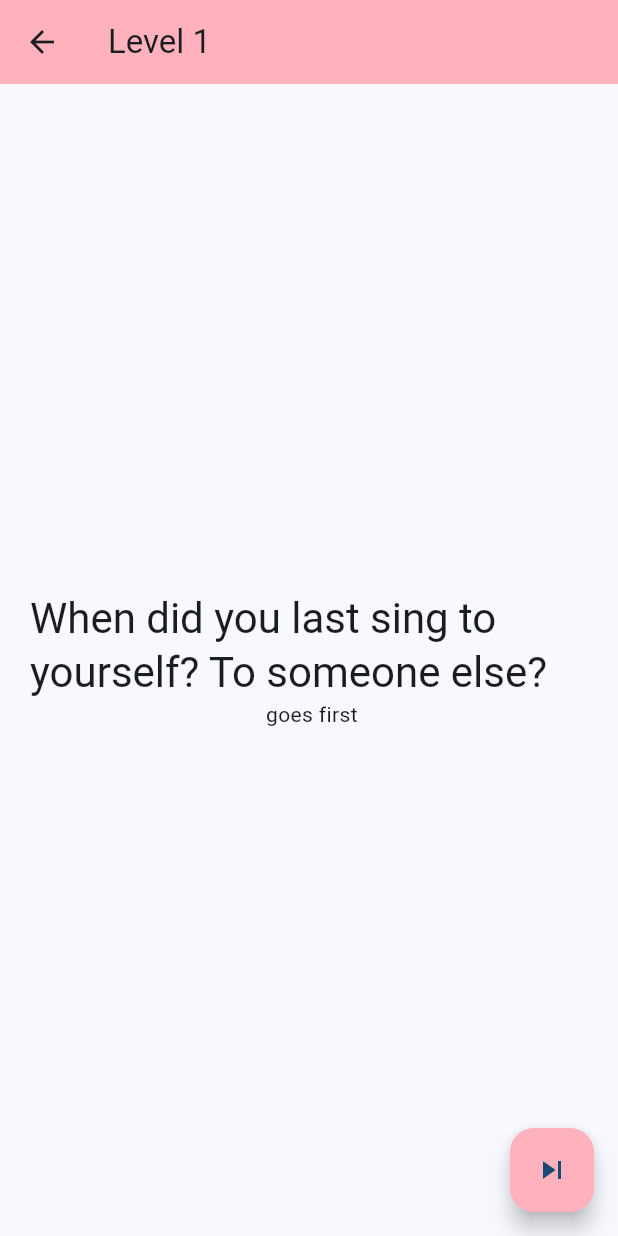
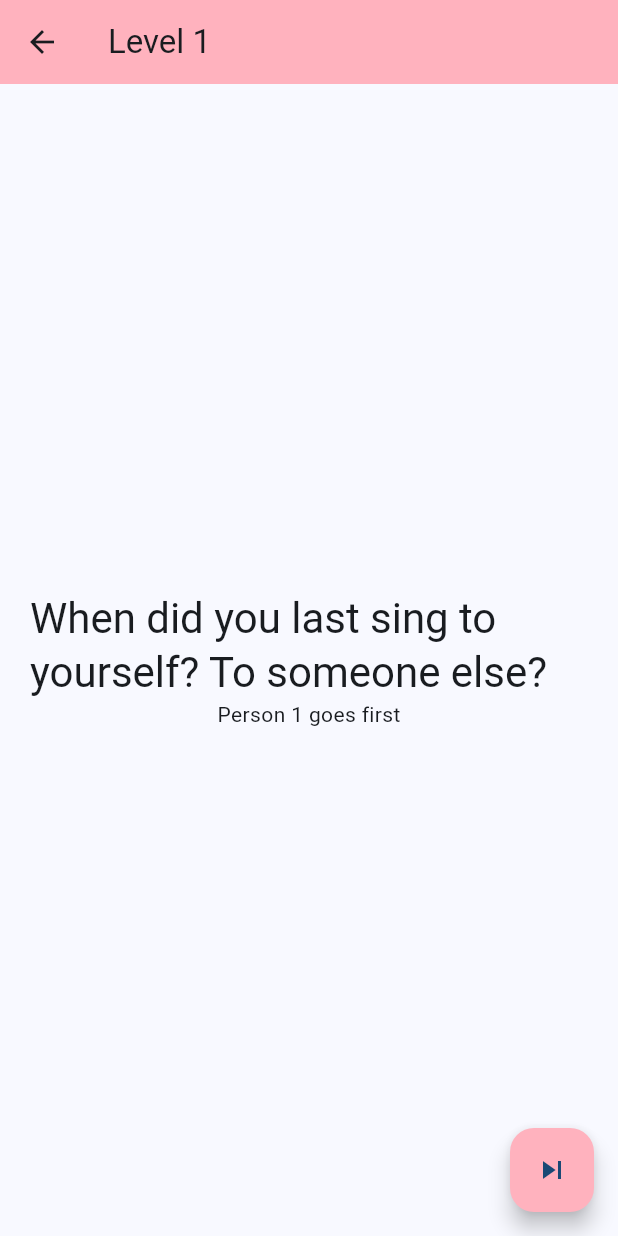
Before and after one commit to dmjohnsson23/closeness, a Flutter app: the screen it shows after launch, after a tap on "Start", on a phone screen of 412 x 824 dp. Run offline on Flutter 3.47's test engine with Material 2 defaults, Android fonts, the light colour scheme and no system bars.

Commit message:
Go back home when done

```diff
--- a/lib/question_page.dart
+++ b/lib/question_page.dart
@@ -35,7 +35,7 @@ class _QuestionPageState extends State<QuestionPage> {
       if (question == null){
         int? nextLevel = widget.questions.nextLevel();
         if (nextLevel == null){
-          // Game over
+          Navigator.pop(context);
         } else {
           level = nextLevel+1;
           question = widget.questions.nextQuestion();
@@ -48,7 +48,7 @@ class _QuestionPageState extends State<QuestionPage> {
   Widget build(BuildContext context) {
     return Scaffold(
       appBar: AppBar(
-        backgroundColor: color?.inversePrimary ?? Theme.of(context).colorScheme.inversePrimary,
+        backgroundColor: color.inversePrimary,
         title: Text('Level $level'),
       ),
       body: Center(
@@ -71,7 +71,7 @@ class _QuestionPageState extends State<QuestionPage> {
       floatingActionButton: FloatingActionButton(
         onPressed: _nextQestion,
         tooltip: 'Next Question',
-        backgroundColor: color?.inversePrimary ?? Theme.of(context).colorScheme.background,
+        backgroundColor: color.inversePrimary,
         child: const Icon(Icons.skip_next),
       ),
     );
--- a/lib/question_set.dart
+++ b/lib/question_set.dart
@@ -9,7 +9,7 @@ class QuestionSet{
   final Random random = Random();
 
   int? nextLevel(){
-    if (currentLevel < questions.length + 1){
+    if (currentLevel < questions.length - 1){
       currentLevel ++;
       visited.add({});
       return currentLevel;
--- a/lib/start_page.dart
+++ b/lib/start_page.dart
@@ -37,6 +37,8 @@ class _StartPageState extends State<StartPage> {
           child: Column(
             mainAxisAlignment: MainAxisAlignment.center,
             children: <Widget>[
+              const Text('You are about to begin a "closeness-generating proceedure" based on the paper by Aron et al., from the Personality and Social Psychology Bulletin, Volume 23, Issue 4. This process is expected to take 1 hour, and is intended to build a feeling of closeness between the two of you.'),
+              const Spacer(),
               Row(children: <Widget>[
                 DropdownMenu<ColorLabel>(
                   initialSelection: ColorLabel.pink,
@@ -87,15 +89,15 @@ class _StartPageState extends State<StartPage> {
                   ),
                 )),
               ]),
-              const Spacer(),
+              const Spacer(flex: 3),
               MaterialButton(
                 onPressed: () {
                     Navigator.push(
                       context,
                       MaterialPageRoute(builder: (context) => QuestionPage(
                         questions: loadQuestions(),
-                        name1: name1Controller.text,
-                        name2: name2Controller.text,
+                        name1: name1Controller.text == ''? 'Person 1' :name1Controller.text,
+                        name2: name2Controller.text == ''? 'Person 2' :name2Controller.text,
                         color1: ColorScheme.fromSeed(seedColor: color1),
                         color2: ColorScheme.fromSeed(seedColor: color2),
                       )),
```
